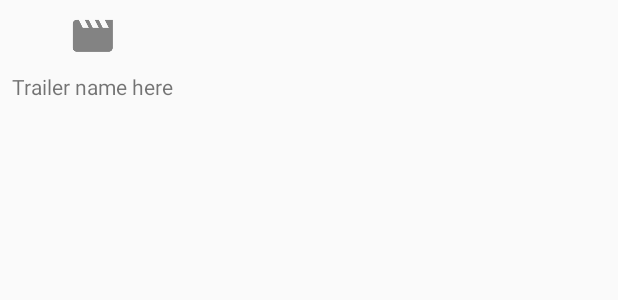
After one commit to skipadu/Next-Flick, an Android app: the layout trailermovie_item.xml on its own in the app's theme, with its tools: preview values and no code run, on a phone screen of 412 x 824 dp. The commit adds this screen. Shown: the top 300 px of the screen. Run offline under Robolectric (Android 15) with nearby library versions, the phone set to English and light mode, and no system bars.

Commit message:
feat: Show trailer as items in recyclerview

```diff
--- /dev/null
+++ b/app/src/main/res/layout/trailermovie_item.xml
@@ -0,0 +1,32 @@
+<?xml version="1.0" encoding="utf-8"?>
+<android.support.constraint.ConstraintLayout xmlns:android="http://schemas.android.com/apk/res/android"
+    xmlns:app="http://schemas.android.com/apk/res-auto"
+    xmlns:tools="http://schemas.android.com/tools"
+    android:layout_width="wrap_content"
+    android:layout_height="wrap_content">
+
+
+    <ImageView
+        android:id="@+id/imageView2"
+        android:layout_width="wrap_content"
+        android:layout_height="wrap_content"
+        android:layout_marginEnd="8dp"
+        android:layout_marginStart="8dp"
+        android:layout_marginTop="8dp"
+        app:layout_constraintEnd_toEndOf="parent"
+        app:layout_constraintStart_toStartOf="parent"
+        app:layout_constraintTop_toTopOf="parent"
+        app:srcCompat="@drawable/ic_movie" />
+
+    <TextView
+        android:id="@+id/tv_trailermovie_name"
+        android:layout_width="wrap_content"
+        android:layout_height="40dp"
+        android:layout_marginEnd="8dp"
+        android:layout_marginStart="8dp"
+        android:layout_marginTop="8dp"
+        app:layout_constraintEnd_toEndOf="parent"
+        app:layout_constraintStart_toStartOf="parent"
+        app:layout_constraintTop_toBottomOf="@+id/imageView2"
+        tools:text="Trailer name here" />
+</android.support.constraint.ConstraintLayout>
```
Also changed, not shown: app/src/main/java/com/pihrit/nextflick/activities/DetailActivity.java (+21 -11 lines), app/src/main/java/com/pihrit/nextflick/adapters/TrailerMovieAdapter.java (added, +53 -0 lines), app/src/main/java/com/pihrit/nextflick/adapters/TrailerMovieAdapterViewHolder.java (added, +24 -0 lines), app/src/main/java/com/pihrit/nextflick/model/TrailerVideo.java (+17 -13 lines).
